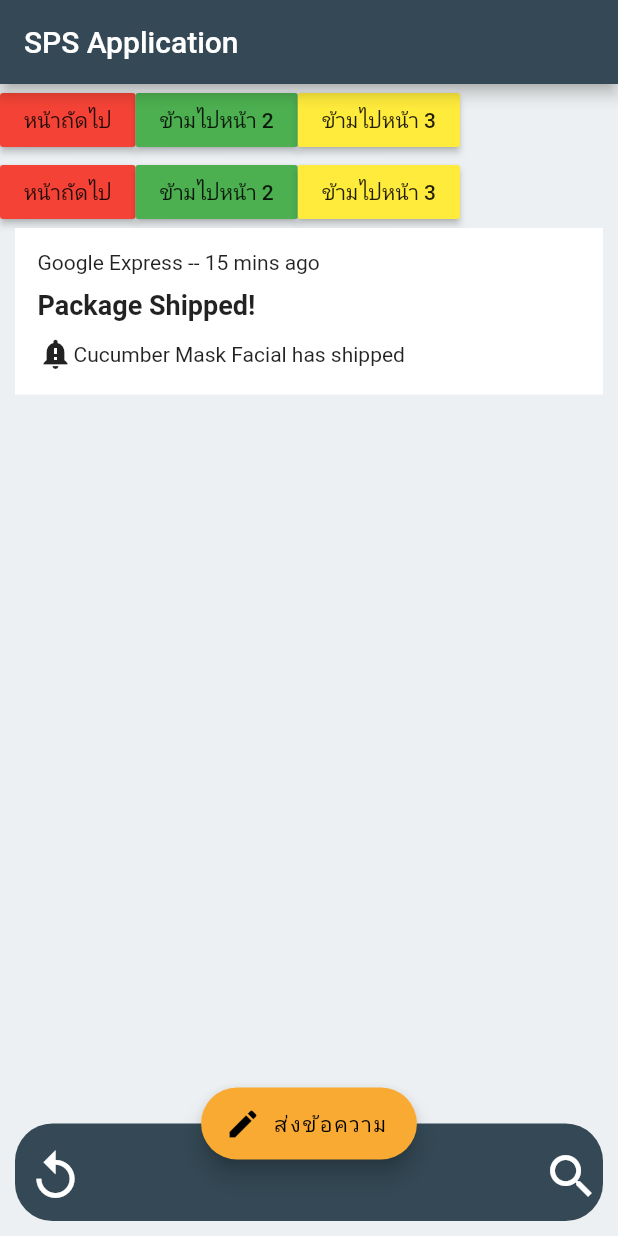
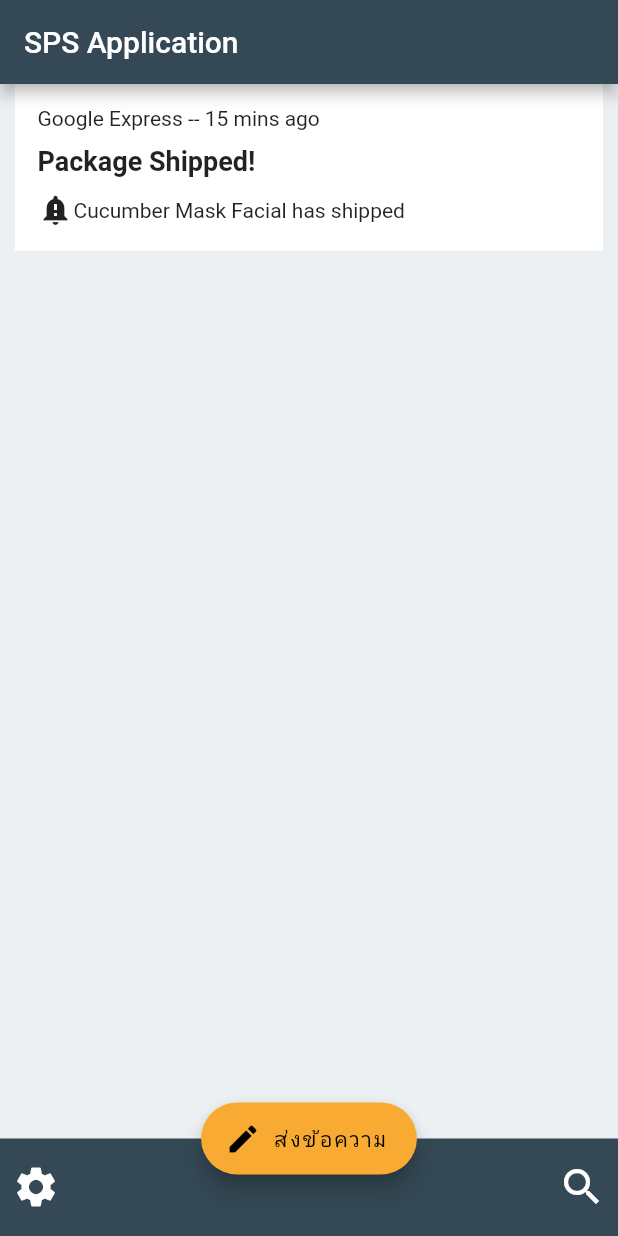
Before and after one commit to siteslave/sp-app, a Flutter app: the screen it shows after launch, on a phone screen of 412 x 824 dp. Run offline on Flutter 3.47's test engine with Material 2 defaults, Android fonts, the phone set to English and light mode, and no system bars.

Commit message:
remove buttons

```diff
--- a/lib/home.dart
+++ b/lib/home.dart
@@ -15,21 +15,6 @@ class _HomeState extends State<Home> {
         ),
         body: Column(
           children: [
-            Row(
-              children: [
-                RaisedButton(onPressed: () {},child: Text('หน้าถัดไป'), color: Colors.red,),
-                RaisedButton(onPressed: () {},child: Text('ข้ามไปหน้า 2'), color: Colors.green,),
-                RaisedButton(onPressed: () {},child: Text('ข้ามไปหน้า 3'), color: Colors.yellow),
-              ],
-            ),
-            Row(
-              children: [
-                RaisedButton(onPressed: () {},child: Text('หน้าถัดไป'), color: Colors.red,),
-                RaisedButton(onPressed: () {},child: Text('ข้ามไปหน้า 2'), color: Colors.green,),
-                RaisedButton(onPressed: () {},child: Text('ข้ามไปหน้า 3'), color: Colors.yellow),
-              ],
-            ),
-
             Container(
               // height: 100,
               margin: EdgeInsets.only(left: 10, right: 10),
@@ -61,21 +46,16 @@ class _HomeState extends State<Home> {
           ],
         ),
         bottomNavigationBar: BottomAppBar(
-          color: Colors.transparent,
+          color: Color(0xFF344955),
           elevation: 0,
           // shape: CircularNotchedRectangle(),
           child: Container(
             height: 65,
-            margin: EdgeInsets.only(left: 10, right: 10, bottom: 10),
-            decoration: BoxDecoration(
-              color: Color(0xFF344955),
-              borderRadius: BorderRadius.all(Radius.circular(25))
-            ),
             child: Row(
               mainAxisAlignment: MainAxisAlignment.spaceBetween,
               children: [
-              IconButton(icon: Icon(Icons.replay, size: 38, color: Colors.white), onPressed: () {}),
-              IconButton(icon: Icon(Icons.search, size: 38, color: Colors.white), onPressed: () {}),
+              IconButton(icon: Icon(Icons.settings, size: 32, color: Colors.white), onPressed: () {}),
+              IconButton(icon: Icon(Icons.search, size: 32, color: Colors.white), onPressed: () {}),
             ],
         ),
           )),
```
